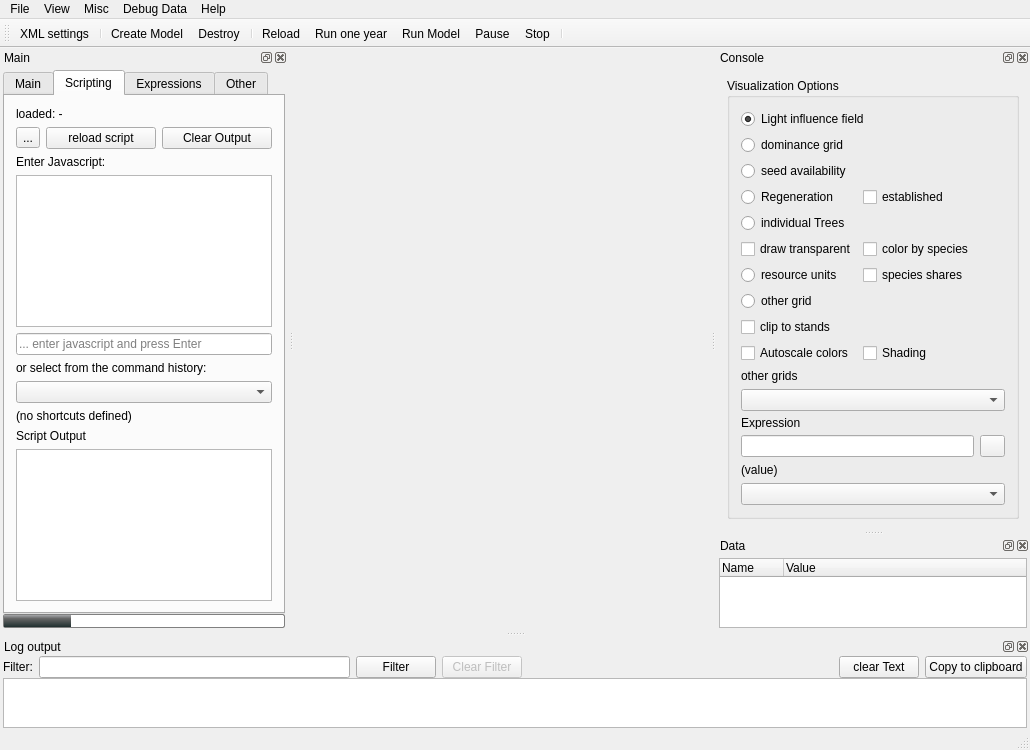
Before: the Qt Designer form src/iland/mainwindow.ui in edfm-tum/iland-model, drawn with Qt 5.
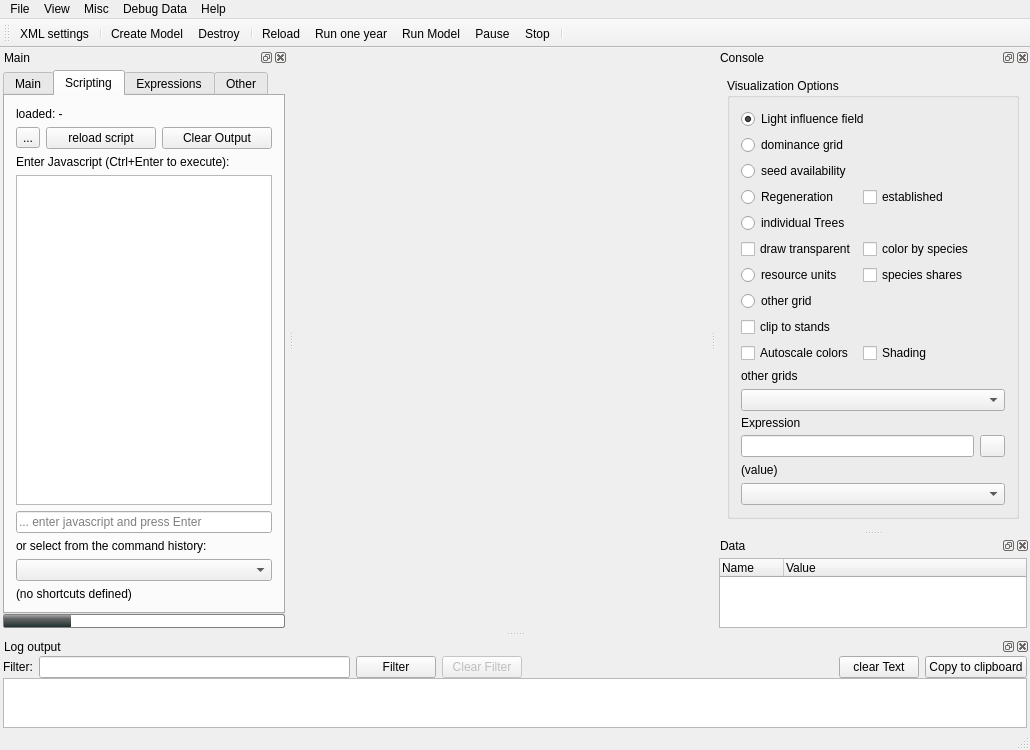
After: the same form once the commit is applied. Icons and pictures are not drawn. Custom widgets are drawn as their Qt base class.

Commit message: added syntax highlighting, and removed the clunky script output box. Now js-output is always in the gui, even if logging to file.

What changed in the file:
```diff
--- a/src/iland/mainwindow.ui
+++ b/src/iland/mainwindow.ui
@@ -369,7 +369,7 @@
             <string>&lt;html&gt;&lt;head/&gt;&lt;body&gt;&lt;p&gt;Below is a minimalistic Javascript Editor.&lt;/p&gt;&lt;p&gt;Use Ctrl+Enter to execute the current line of code, or a selection.&lt;/p&gt;&lt;/body&gt;&lt;/html&gt;</string>
            </property>
            <property name="text">
-            <string>Enter Javascript:</string>
+            <string>Enter Javascript (Ctrl+Enter to execute):</string>
            </property>
           </widget>
          </item>
@@ -403,16 +403,6 @@
            </property>
           </widget>
          </item>
-         <item>
-          <widget class="QLabel" name="label_6">
-           <property name="text">
-            <string>Script Output</string>
-           </property>
-          </widget>
-         </item>
-         <item>
-          <widget class="QTextEdit" name="scriptResult"/>
-         </item>
         </layout>
        </widget>
        <widget class="QWidget" name="editStackExpressions">
```
The commit also changes 3 other files.
